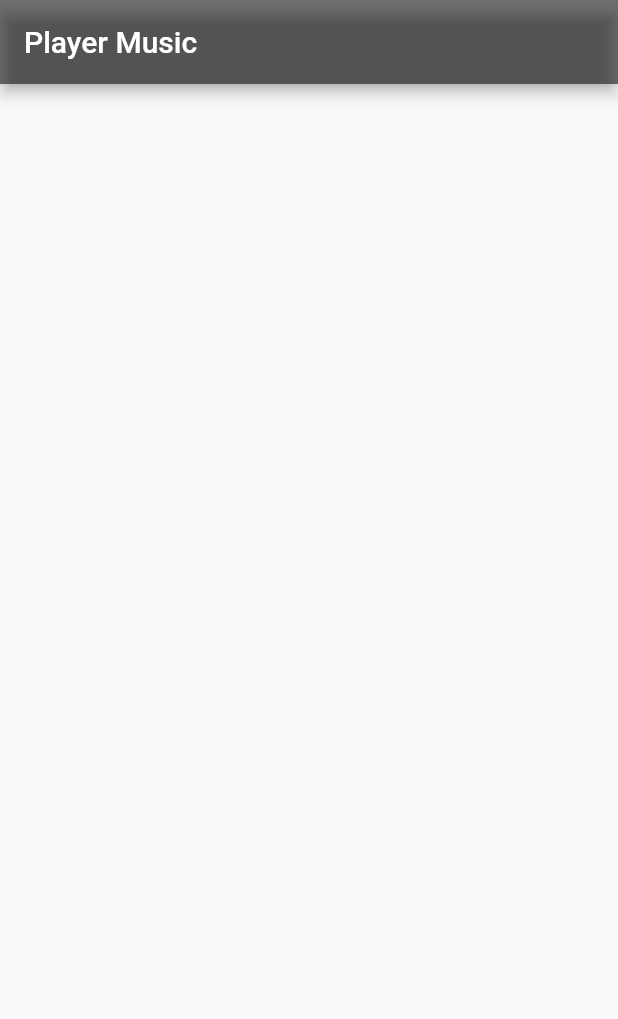
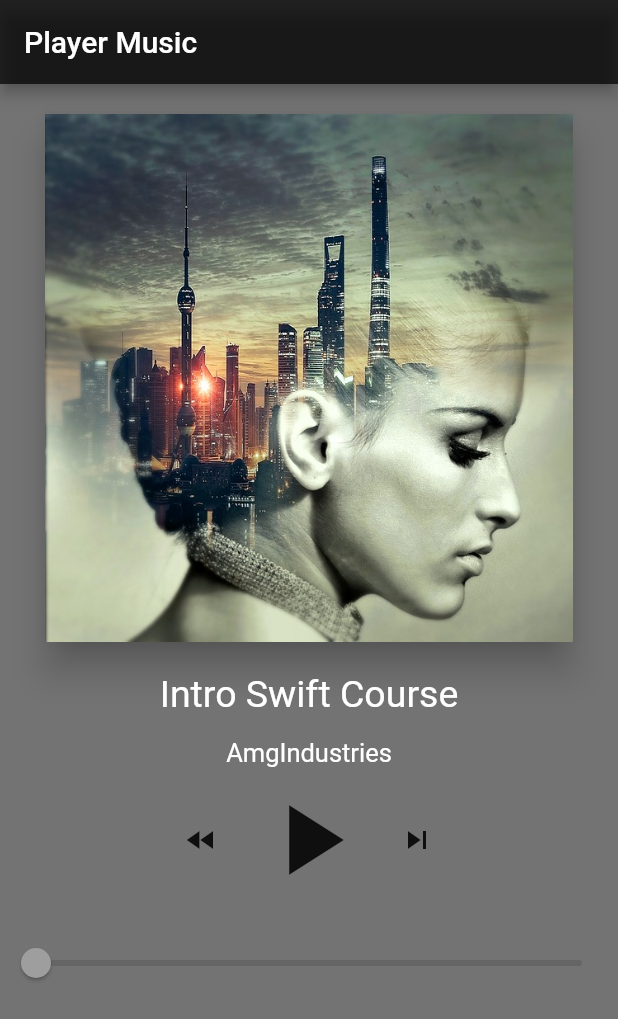
Before and after one commit to AmgiOS/PlayerFlutterApp, a Flutter app: the screen it shows after launch, on a phone screen of 412 x 824 dp. Shown: the top 1019 px of the screen. Run offline on Flutter 3.47's test engine with Material 2 defaults, Android fonts, the phone set to English and light mode, and no system bars.

Commit message:
finish home design player

```diff
--- a/lib/main.dart
+++ b/lib/main.dart
@@ -1,4 +1,5 @@
 import 'package:flutter/material.dart';
+import 'package:flutter/rendering.dart';
 
 void main() {
   runApp(PlayerHome());
@@ -29,8 +30,77 @@ class _Player extends State<Player> {
     return Scaffold(
       appBar: AppBar(
         title: Text("Player Music"),
-        backgroundColor: Colors.black54,
+        backgroundColor: Colors.black87,
         centerTitle: false,
+      ),
+      body: Container(
+        decoration: BoxDecoration(
+            color: Colors.black54
+        ),
+        child: Center(
+          child: Column(
+            children: [
+              Card(
+                color: Colors.transparent,
+                elevation: 10.0,
+                margin: EdgeInsets.only(top: 20.0, left: 30.0, right: 30.0),
+                child: Image.asset('assets/un.jpg',
+                    fit: BoxFit.fitHeight),
+              ),
+              Container(
+                margin: EdgeInsets.only(top: 20.0),
+                child: Text(
+                  "Intro Swift Course",
+                  style: TextStyle(
+                    color: Colors.white,
+                    fontSize: 25,
+                  ),
+                ),
+              ),
+              Container(
+                margin: EdgeInsets.only(top: 15.0),
+                child: Text(
+                  "AmgIndustries",
+                  style: TextStyle(
+                    color: Colors.white,
+                    fontSize: 17,
+                  ),
+                ),
+              ),
+              Row(
+                mainAxisAlignment: MainAxisAlignment.center,
+                children: [
+                  IconButton(
+                    icon: Icon(Icons.fast_rewind),
+                    onPressed: () {
+                    },
+                  ),
+                  IconButton(
+                    icon: Icon(Icons.play_arrow),
+                    iconSize: 80.0,
+                    onPressed: () {
+
+                    },
+                  ),
+                  IconButton(
+                    icon: Icon(Icons.skip_next),
+                    onPressed: () {
+
+                    },
+                  ),
+                ],
+              ),
+              Container(
+                margin: EdgeInsets.only(top: 10.0),
+                child: Slider(
+                  value: 0.0,
+                  max: 100.0,
+                  mouseCursor: MouseCursor.defer,
+                ),
+              )
+            ],
+          ),
+        ),
       ),
     );
   }
```
